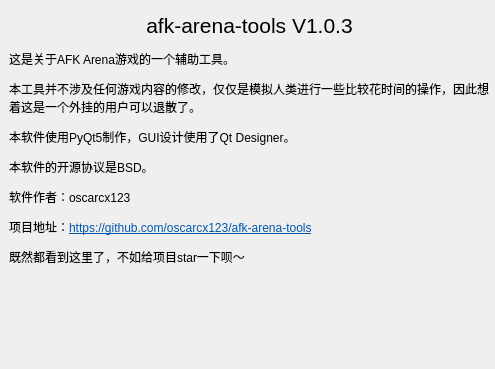
The window that about_gui.ui (oscarcx123/afk-arena-tools) describes before a commit, drawn with Qt 5.
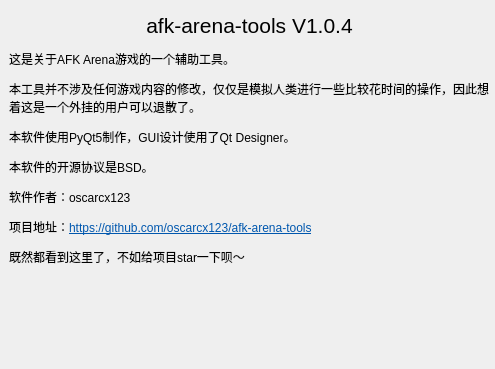
The same window after the commit.

Patch:
```diff
--- a/about_gui.ui
+++ b/about_gui.ui
@@ -28,7 +28,7 @@
     </font>
    </property>
    <property name="text">
-    <string>afk-arena-tools V1.0.3</string>
+    <string>afk-arena-tools V1.0.4</string>
    </property>
    <property name="alignment">
     <set>Qt::AlignCenter</set>
```
